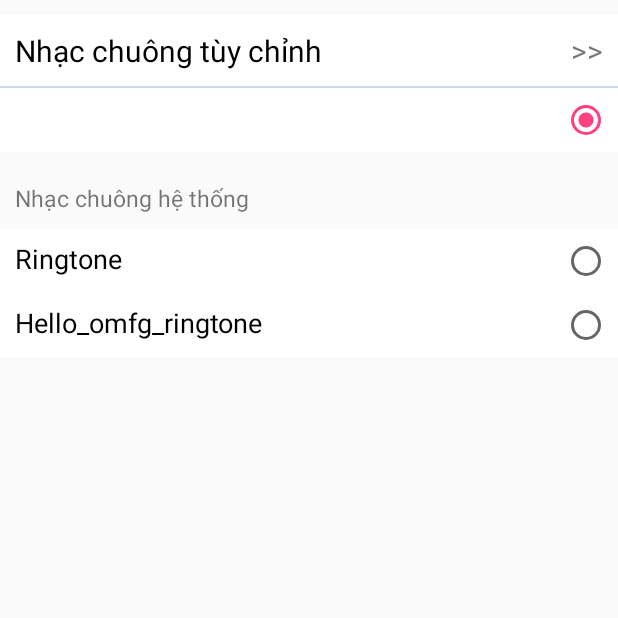
After one commit to vyle3696/RouteAlarm, an Android app: the EditRingtoneActivity screen opened directly, with no data from a screen before it, on a phone screen of 412 x 824 dp, the top half of it. The commit adds this screen. Run offline under Robolectric (Android 15) with nearby library versions, the phone set to English and light mode, and no system bars; 2 statements that could not run were skipped.

Commit message:
fix lỗi set nhạc chuông từ máy
- nhạc load từ máy đã kêu
- cập nhật chức năng thay đổi báo thức
- sau khi set báo thức đã quay trở về trang trc đó

```diff
--- a/app/build.gradle
+++ b/app/build.gradle
@@ -5,7 +5,7 @@ android {
         config {
             keyAlias 'keyalias'
             keyPassword '123456789'
-            storeFile file('D:\\Git\\RouteAlarm\\KeyStore\\keystore.jks')
+            storeFile file('C:\\Users\\Hanh\\Documents\\GitHub\\RouteAlarm\\KeyStore\\keystore.jks')
             storePassword '123456789'
         }
     }
@@ -51,8 +51,10 @@ dependencies {
     androidTestCompile('com.android.support.test.espresso:espresso-core:2.2.2', {
         exclude group: 'com.android.support', module: 'support-annotations'
     })
+
     compile 'com.github.bumptech.glide:glide:3.7.0'
 
+    compile 'com.github.bumptech.glide:glide:3.7.0'
     compile 'com.google.firebase:firebase-core:10.2.1'
     compile 'com.facebook.android:facebook-android-sdk:4.20.0'
     compile 'com.android.support:appcompat-v7:24.2.1'
@@ -60,13 +62,11 @@ dependencies {
     compile 'com.google.android.gms:play-services-maps:10.2.1'
     compile 'com.google.firebase:firebase-auth:10.2.1'
     compile 'com.google.android.gms:play-services-auth:10.2.1'
-    compile 'com.github.bumptech.glide:glide:3.7.0'
     compile 'com.android.support.constraint:constraint-layout:1.0.2'
     compile 'com.android.support:design:25.3.0'
     compile 'com.android.support:support-v4:24.2.1'
     compile 'com.google.firebase:firebase-messaging:10.2.0'
     compile 'com.google.firebase:firebase-database:10.2.0'
-
     testCompile 'junit:junit:4.12'
 }
 apply plugin: 'com.google.gms.google-services'
--- /dev/null
+++ b/app/src/main/java/com/doan/thongbaodiemdung/Activity/EditRingtoneActivity.java
@@ -0,0 +1,118 @@
+package com.doan.thongbaodiemdung.Activity;
+
+import android.content.Intent;
+import android.support.v7.app.AppCompatActivity;
+import android.os.Bundle;
+import android.view.View;
+import android.widget.LinearLayout;
+import android.widget.RadioButton;
+import android.widget.TextView;
+
+import com.doan.thongbaodiemdung.R;
+
+public class EditRingtoneActivity extends AppCompatActivity {
+    private LinearLayout setRingtoneLayout;
+    private LinearLayout customRingtoneLayout;
+    private RadioButton rdoCustom;
+    private RadioButton rdoRingtone;
+    private RadioButton rdoHelloRingtone;
+    private TextView txtRingtone;
+
+    private String mRingtoneName = "";
+    private String mRingtonePath = "";
+
+    @Override
+    protected void onCreate(Bundle savedInstanceState) {
+        super.onCreate(savedInstanceState);
+        setContentView(R.layout.activity_edit_ringtone);
+
+        Intent intent = getIntent();
+        mRingtoneName = intent.getStringExtra("ringtoneName");
+        mRingtonePath = intent.getStringExtra("ringtonePath");
+
+        setRingtoneLayout = (LinearLayout) findViewById(R.id.set_ringtone_layout);
+        customRingtoneLayout = (LinearLayout) findViewById(R.id.ringtone_layout_custom);
+        rdoCustom = (RadioButton) findViewById(R.id.rdo_custom_ringtone);
+        rdoRingtone = (RadioButton) findViewById(R.id.rdo_ringtone_1);
+        rdoHelloRingtone = (RadioButton) findViewById(R.id.rdo_ringtone_2);
+        txtRingtone = (TextView) findViewById(R.id.txt_ringtone_name);
+
+        customRingtoneLayout.setVisibility(View.INVISIBLE);
+
+        if(mRingtoneName.equals("ringtone")) {
+            rdoRingtone.setChecked(true);
+        } else if (mRingtoneName.equals("hello_omfg_ringtone")) {
+            rdoHelloRingtone.setChecked(true);
+        } else {
+            customRingtoneLayout.setVisibility(View.VISIBLE);
+            txtRingtone.setText(mRingtoneName);
+            rdoCustom.setChecked(true);
+        }
+
+        setRingtoneLayout.setOnClickListener(new View.OnClickListener() {
+            @Override
+            public void onClick(View view) {
+                Intent intent = new Intent(EditRingtoneActivity.this, LoadRingtoneActivity.class);
+                startActivityForResult(intent, 1);
+            }
+        });
+
+        rdoCustom.setOnClickListener(new View.OnClickListener() {
+            @Override
+            public void onClick(View view) {
+                rdoCustom.setChecked(true);
+                rdoRingtone.setChecked(false);
+                rdoHelloRingtone.setChecked(false);
+            }
+        });
+
+        rdoRingtone.setOnClickListener(new View.OnClickListener() {
+            @Override
+            public void onClick(View view) {
+                rdoCustom.setChecked(false);
+                rdoRingtone.setChecked(true);
+                rdoHelloRingtone.setChecked(false);
+                mRingtoneName = "ringtone";
+                mRingtonePath = "";
+            }
+        });
+
+        rdoHelloRingtone.setOnClickListener(new View.OnClickListener() {
+            @Override
+            public void onClick(View view) {
+                rdoCustom.setChecked(false);
+                rdoRingtone.setChecked(false);
+                rdoHelloRingtone.setChecked(true);
+                mRingtoneName = "hello_omfg_ringtone";
+                mRingtonePath = "";
+            }
+        });
+    }
+
+    @Override
+    public void onBackPressed() {
+        Intent intent = getIntent();
+        intent.putExtra("ringtoneName", mRingtoneName);
+        intent.putExtra("ringtonePath", mRingtonePath);
+        setResult(10, intent);
+        super.onBackPressed();
+    }
+
+    @Override
+    protected void onActivityResult(int requestCode, int resultCode, Intent data) {
+        super.onActivityResult(requestCode, resultCode, data);
+        if(requestCode == 1) {
+            String ringtoneName = data.getStringExtra("ringtoneName");
+            String ringtonePath = data.getStringExtra("ringtonePath");
+            if(!ringtoneName.equals("") && !ringtonePath.equals("")) {
+                mRingtoneName = ringtoneName;
+                mRingtonePath = ringtonePath;
+                txtRingtone.setText(mRingtoneName);
+                rdoCustom.setChecked(true);
+                rdoRingtone.setChecked(false);
+                rdoHelloRingtone.setChecked(false);
+                customRingtoneLayout.setVisibility(View.VISIBLE);
+            }
+        }
+    }
+}
--- a/app/src/main/java/com/doan/thongbaodiemdung/Fragment/AlarmListFragment.java
+++ b/app/src/main/java/com/doan/thongbaodiemdung/Fragment/AlarmListFragment.java
@@ -32,7 +32,12 @@ public class AlarmListFragment extends Fragment {
     @Override
     public void onCreate(Bundle savedInstanceState) {
         super.onCreate(savedInstanceState);
+    }
 
+    @Override
+    public void onResume() {
+        super.onResume();
+        listView.setAdapter(new RouteListAdapter(getListRoute(),getContext()));
     }
 
     @Override
--- a/app/src/main/java/com/doan/thongbaodiemdung/Other/BackgroundService.java
+++ b/app/src/main/java/com/doan/thongbaodiemdung/Other/BackgroundService.java
@@ -63,7 +63,7 @@ public class BackgroundService extends Service implements LocationListener,
 
         listRoute = dbHelper.getListRoute("SELECT * FROM " + DatabaseHelper.TABLE_ROUTE + " WHERE isEnable = 1");
 
-        if(listRoute != null) {
+        if(listRoute != null && listRoute.size() > 0) {
             Notification.Builder noti = new Notification.Builder(this)
                     .setContentTitle("Alarm Travel")
                     .setContentText(listRoute.get(0).getInfo())
--- /dev/null
+++ b/app/src/main/res/layout/activity_edit_ringtone.xml
@@ -0,0 +1,150 @@
+<?xml version="1.0" encoding="utf-8"?>
+<LinearLayout xmlns:android="http://schemas.android.com/apk/res/android"
+    xmlns:app="http://schemas.android.com/apk/res-auto"
+    xmlns:tools="http://schemas.android.com/tools"
+    android:layout_width="match_parent"
+    android:layout_height="match_parent"
+    android:orientation="vertical"
+    tools:context="com.doan.thongbaodiemdung.Activity.EditRingtoneActivity">
+
+    <LinearLayout
+        android:layout_width="match_parent"
+        android:layout_height="wrap_content"
+        android:layout_marginTop="10dp"
+        android:layout_marginBottom="20dp"
+        android:orientation="vertical">
+
+        <LinearLayout
+            android:id="@+id/set_ringtone_layout"
+            android:layout_width="match_parent"
+            android:layout_height="wrap_content"
+            android:orientation="horizontal"
+            android:background="@android:color/white"
+            android:layout_weight="1">
+
+            <TextView
+                android:layout_width="wrap_content"
+                android:layout_height="wrap_content"
+                android:text="Nhạc chuông tùy chỉnh"
+                android:layout_weight="1"
+                android:textSize="20dp"
+                android:textColor="@android:color/black"
+                android:layout_marginLeft="10dp"
+                android:layout_marginTop="10dp"
+                android:layout_marginBottom="10dp"/>
+
+            <TextView
+                android:layout_width="wrap_content"
+                android:layout_height="wrap_content"
+                android:text=">>"
+                android:textSize="20dp"
+                android:layout_marginRight="10dp"
+                android:layout_marginTop="10dp"
+                android:layout_marginBottom="10dp"/>
+        </LinearLayout>
+
+        <View
+            android:layout_width="match_parent"
+            android:layout_height="1dp"
+            android:background="#ced8e8"/>
+
+        <LinearLayout
+            android:id="@+id/ringtone_layout_custom"
+            android:layout_width="match_parent"
+            android:layout_height="wrap_content"
+            android:orientation="horizontal"
+            android:background="@android:color/white">
+
+            <TextView
+                android:id="@+id/txt_ringtone_name"
+                android:layout_width="wrap_content"
+                android:layout_height="wrap_content"
+                android:text="Nhạc chuông"
+                android:layout_weight="1"
+                android:layout_marginTop="5dp"
+                android:layout_marginBottom="5dp"
+                android:layout_marginLeft="10dp"
+                android:textSize="18dp"
+                android:focusable="false"/>
+
+            <RadioButton
+                android:id="@+id/rdo_custom_ringtone"
+                android:layout_width="wrap_content"
+                android:layout_height="wrap_content"
+                android:layout_marginRight="5dp"
+                android:layout_marginTop="5dp"
+                android:layout_marginBottom="5dp"
+                android:focusable="false" />
+        </LinearLayout>
+    </LinearLayout>
+
+    <TextView
+        android:layout_width="wrap_content"
+        android:layout_height="wrap_content"
+        android:text="Nhạc chuông hệ thống"
+        android:layout_marginLeft="10dp"
+        android:layout_marginBottom="10dp"
+        android:textSize="15dp"/>
+
+    <LinearLayout
+        android:layout_width="match_parent"
+        android:layout_height="wrap_content"
+        android:orientation="vertical">
+        <LinearLayout
+            android:id="@+id/ringtone_layout_1"
+            android:layout_width="match_parent"
+            android:layout_height="wrap_content"
+            android:orientation="horizontal"
+            android:background="@android:color/white">
+
+            <TextView
+                android:layout_width="wrap_content"
+                android:layout_height="wrap_content"
+                android:text="Ringtone"
+                android:layout_weight="1"
+                android:layout_marginTop="5dp"
+                android:layout_marginBottom="5dp"
+                android:layout_marginLeft="10dp"
+                android:textSize="18dp"
+                android:textColor="@android:color/black"
+                android:focusable="false"/>
+
+            <RadioButton
+                android:id="@+id/rdo_ringtone_1"
+                android:layout_width="wrap_content"
+                android:layout_height="wrap_content"
+                android:layout_marginRight="5dp"
+                android:layout_marginTop="5dp"
+                android:layout_marginBottom="5dp"
+                android:focusable="false"/>
+        </LinearLayout>
+        <LinearLayout
+            android:id="@+id/ringtone_layout_2"
+            android:layout_width="match_parent"
+            android:layout_height="wrap_content"
+            android:orientation="horizontal"
+            android:background="@android:color/white">
+
+            <TextView
+                android:layout_width="wrap_content"
+                android:layout_height="wrap_content"
+                android:text="Hello_omfg_ringtone"
+                android:layout_weight="1"
+                android:layout_marginTop="5dp"
+                android:layout_marginBottom="5dp"
+                android:layout_marginLeft="10dp"
+                android:textSize="18dp"
+                android:textColor="@android:color/black"
+                android:focusable="false"/>
+
+            <RadioButton
+                android:id="@+id/rdo_ringtone_2"
+                android:layout_width="wrap_content"
+                android:layout_height="wrap_content"
+                android:layout_marginRight="5dp"
+                android:layout_marginTop="5dp"
+                android:layout_marginBottom="5dp"
+                android:focusable="false"/>
+        </LinearLayout>
+    </LinearLayout>
+</LinearLayout>
```
Also changed, not shown: app/src/main/AndroidManifest.xml (+14 -15 lines), app/src/main/java/com/doan/thongbaodiemdung/Activity/AlarmActivity.java (+12 -3 lines), app/src/main/java/com/doan/thongbaodiemdung/Activity/EditAlarmActivity.java (+108 -2 lines), app/src/main/java/com/doan/thongbaodiemdung/Activity/LoadRingtoneActivity.java (+9 -0 lines), app/src/main/java/com/doan/thongbaodiemdung/Activity/SetAlarmActivity.java (+16 -15 lines), app/src/main/java/com/doan/thongbaodiemdung/Data/DatabaseHelper.java (+6 -2 lines), app/src/main/res/layout/activity_edit_alarm.xml (+5 -4 lines).
